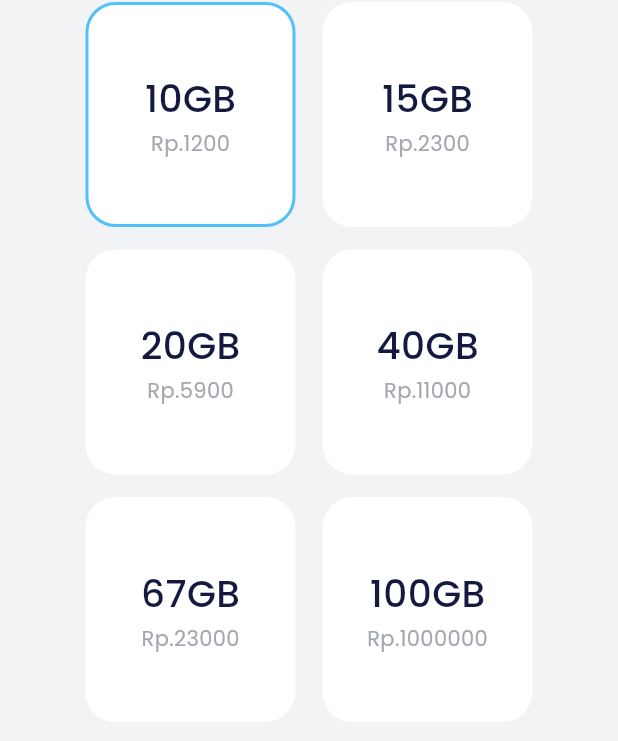
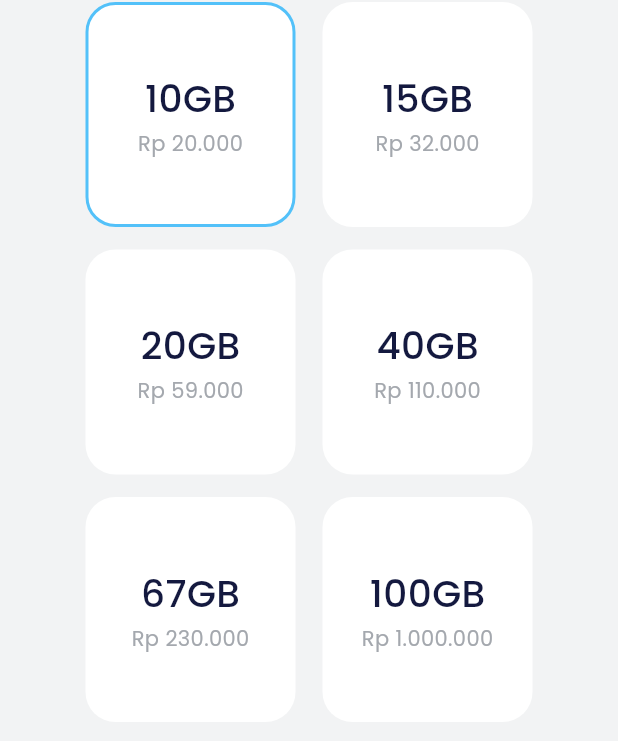
Before and after one commit to AdamNizam/My-E-Wallet, a Flutter app: the DataProviderPage screen opened by its route, after a tap on "Continue", on a phone screen of 412 x 824 dp. Shown: the part 346-1087 px from the top of the screen. Run offline on Flutter 3.47's test engine with Material 3 defaults, Android fonts, the phone set to English and light mode, and no system bars; our stand-ins replace another_flushbar, carousel_slider, google_fonts.

```diff
--- a/lib/shared/shared_methods.dart
+++ b/lib/shared/shared_methods.dart
@@ -1,6 +1,7 @@
 import 'package:another_flushbar/flushbar.dart';
 import 'package:bank_sha/shared/theme.dart';
 import 'package:flutter/material.dart';
+import 'package:intl/intl.dart';
 
 void showCustomSnackbar(BuildContext context, String message) {
   Flushbar(
@@ -21,3 +22,14 @@ void showCustomSnackbar(BuildContext context, String message) {
     duration: const Duration(seconds: 2),
   ).show(context);
 }
+
+String formatCurrency(
+  num number, {
+  String symbol = 'Rp ',
+}) {
+  return NumberFormat.currency(
+    locale: 'id',
+    symbol: symbol,
+    decimalDigits: 0,
+  ).format(number);
+}
--- a/lib/ui/pages/data_package_page.dart
+++ b/lib/ui/pages/data_package_page.dart
@@ -67,24 +67,24 @@ class DataPackagePage extends StatelessWidget {
             children: [
               PackageDataItem(
                 amount: 10,
-                price: 1200,
+                price: 20000,
                 isSelected: true,
               ),
               PackageDataItem(
                 amount: 15,
-                price: 2300,
+                price: 32000,
               ),
               PackageDataItem(
                 amount: 20,
-                price: 5900,
+                price: 59000,
               ),
               PackageDataItem(
                 amount: 40,
-                price: 11000,
+                price: 110000,
               ),
               PackageDataItem(
                 amount: 67,
-                price: 23000,
+                price: 230000,
               ),
               PackageDataItem(
                 amount: 100,
--- a/lib/ui/pages/data_provider_page.dart
+++ b/lib/ui/pages/data_provider_page.dart
@@ -1,3 +1,4 @@
+import 'package:bank_sha/shared/shared_methods.dart';
 import 'package:bank_sha/shared/theme.dart';
 import 'package:bank_sha/ui/widgets/buttons.dart';
 import 'package:bank_sha/ui/widgets/data_provider_item.dart';
@@ -60,7 +61,7 @@ class DataProviderPage extends StatelessWidget {
                     height: 2,
                   ),
                   Text(
-                    'Balance : 12.000.00',
+                    'Balance : ${formatCurrency(12552000)}',
                     style: grayTextStyle.copyWith(
                       fontSize: 14,
                       fontWeight: medium,
--- a/lib/ui/widgets/package_data_item.dart
+++ b/lib/ui/widgets/package_data_item.dart
@@ -1,3 +1,4 @@
+import 'package:bank_sha/shared/shared_methods.dart';
 import 'package:bank_sha/shared/theme.dart';
 import 'package:flutter/material.dart';
 
@@ -45,7 +46,7 @@ class PackageDataItem extends StatelessWidget {
             height: 2,
           ),
           Text(
-            'Rp.$price',
+            formatCurrency(price),
             style: grayTextStyle.copyWith(
               fontWeight: regular,
               fontSize: 14,
```
Also changed, not shown: lib/ui/pages/home_page.dart (+6 -5 lines).
